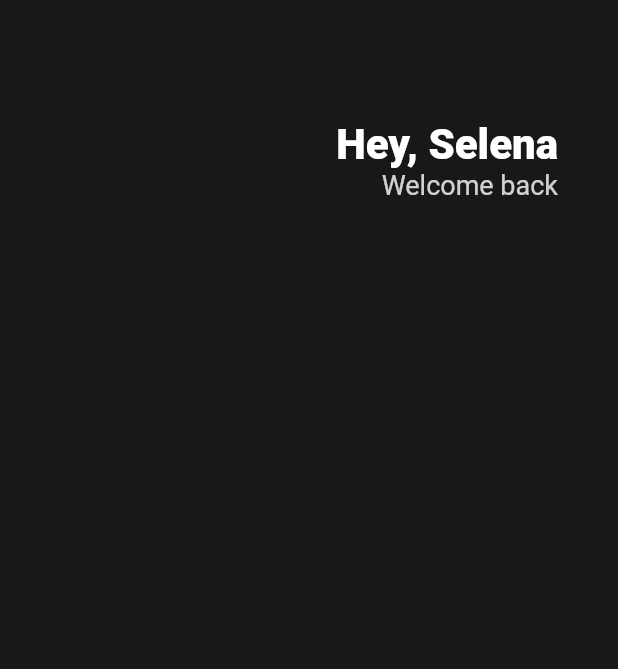
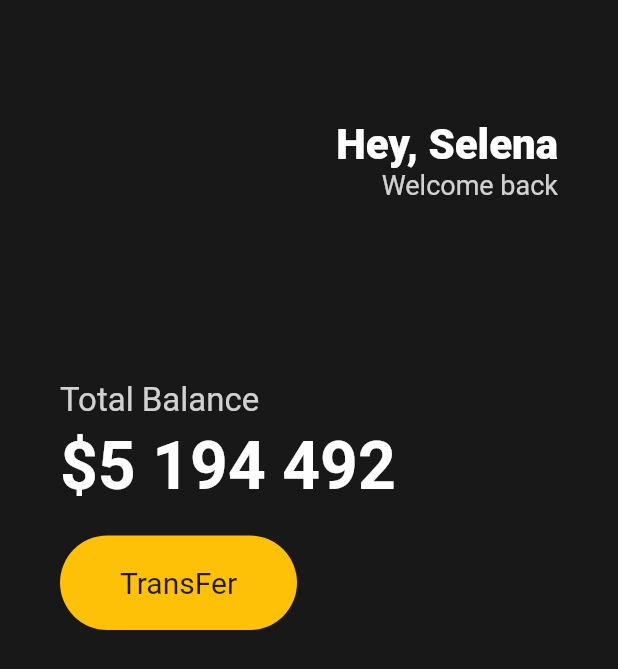
Before and after one commit to SangkiKim/toonflix, a Flutter app: the screen it shows after launch, on a phone screen of 412 x 824 dp. Shown: the top 669 px of the screen. Run offline on Flutter 3.47's test engine with Material 2 defaults, Android fonts, the phone set to English and light mode, and no system bars.

Commit message:
decorate button

```diff
--- a/lib/main.dart
+++ b/lib/main.dart
@@ -14,6 +14,7 @@ class App extends StatelessWidget {
         body: Padding(
           padding: EdgeInsets.symmetric(horizontal: 40),
           child: Column(
+            crossAxisAlignment: CrossAxisAlignment.start,
             children: [
               SizedBox(
                 height: 80,
@@ -41,6 +42,49 @@ class App extends StatelessWidget {
                   )
                 ],
               ),
+              SizedBox(
+                height: 120,
+              ),
+              Text(
+                'Total Balance',
+                style: TextStyle(
+                  fontSize: 22,
+                  color: Colors.white.withOpacity(0.8),
+                ),
+              ),
+              SizedBox(
+                height: 5
+              ),
+              Text(
+                '\$5 194 492',
+                style: TextStyle(
+                  fontSize: 44,
+                  color: Colors.white,
+                  fontWeight: FontWeight.w600,
+                ),
+              ),
+              SizedBox(height: 20,),
+              Row(
+                children: [
+                  Container(
+                    decoration: BoxDecoration(
+                      color: Colors.amber,
+                      borderRadius: BorderRadius.circular(45),
+                    ),
+                    child: Padding(
+                      padding: EdgeInsets.symmetric(
+                        vertical: 20,
+                        horizontal: 40,
+                      ),
+                      child: Text('TransFer',
+                        style: TextStyle(
+                          fontSize: 20,
+                        ),
+                      ),
+                    ),
+                  ),
+                ],
+              )
             ],
           ),
         ),
```
Lines whose indentation alone changed are shown as unchanged.
